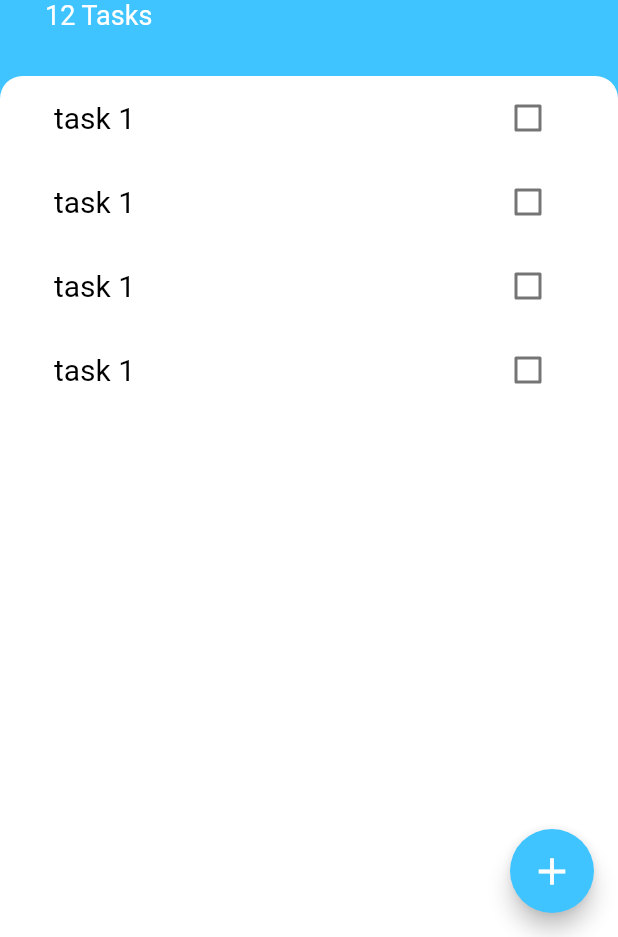
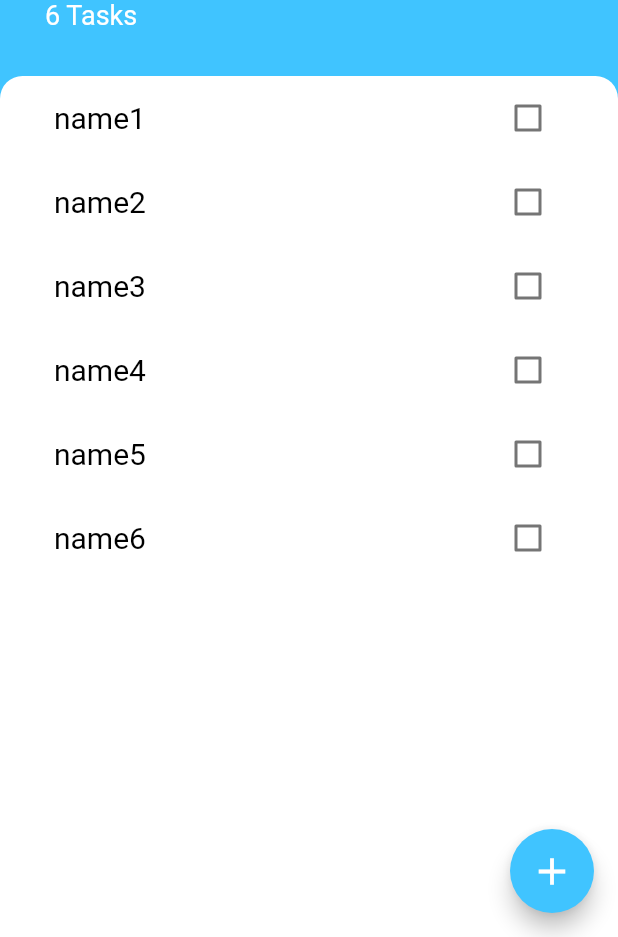
Before and after one commit to lukiszp/todoey_flutter, a Flutter app: the screen it shows after launch, on a phone screen of 412 x 824 dp, the part 299-1236 px from its top. Run offline on Flutter 3.47's test engine with Material 2 defaults, Android fonts, the phone set to English and light mode, and no system bars.

Commit message:
added provider package

```diff
--- a/lib/constant.dart
+++ b/lib/constant.dart
@@ -2,6 +2,7 @@ import 'package:flutter/material.dart';
 
 const kMainAccentColor = Colors.lightBlueAccent;
 const kMainBackgroundColor = Colors.white;
+const kMainTextColor = Colors.black;
 
 const mainAppTextStyle = TextStyle(
   color: kMainBackgroundColor,
@@ -17,9 +18,6 @@ const mainBoxDecoration = BoxDecoration(
   ),
 );
 
-const kListTextStyle = TextStyle(color: Colors.black, fontSize: 20);
+const kListTextStyle = TextStyle(color: kMainTextColor, fontSize: 20);
 
-const kAddTaskTextStyle =
-    TextStyle(color: Colors.lightBlueAccent, fontSize: 30);
-
-// const kAddButtonStyle = ;
+const kAddTaskTextStyle = TextStyle(color: kMainAccentColor, fontSize: 30);
--- a/lib/main.dart
+++ b/lib/main.dart
@@ -1,4 +1,6 @@
 import 'package:flutter/material.dart';
+import 'package:provider/provider.dart';
+import 'package:todoey_flutter/models/task_data.dart';
 import 'screens/tasks_screen.dart';
 
 void main() => runApp(const MyApp());
@@ -8,8 +10,11 @@ class MyApp extends StatelessWidget {
 
   @override
   Widget build(BuildContext context) {
-    return Material(
-      child: TasksScreen(),
+    return ChangeNotifierProvider(
+      create: (_)=> TaskData(),
+      child: const MaterialApp(
+        home: TasksScreen(),
+      ),
     );
   }
 }
--- /dev/null
+++ b/lib/models/task.dart
@@ -0,0 +1,9 @@
+class Task {
+  Task({required this.name, this.isDone = false});
+  final String name;
+  bool isDone;
+
+  // void toggleDone() {
+  //   isDone = !isDone;
+  // }
+}
--- /dev/null
+++ b/lib/models/task_data.dart
@@ -0,0 +1,24 @@
+import 'package:flutter/material.dart';
+import 'task.dart';
+
+class TaskData extends ChangeNotifier{
+
+  List<Task> tasks = [
+    Task(name: 'name1'),
+    Task(name: 'name2'),
+    Task(name: 'name3'),
+    Task(name: 'name4'),
+    Task(name: 'name5'),
+    Task(name: 'name6'),
+  ];
+
+  void addTask(String data){
+    tasks.add(Task(name: data));
+    notifyListeners();
+  }
+
+  //   void toggleDone() {
+  //   isDone = !isDone;
+  // }
+
+}
--- a/lib/screens/add_task_screen.dart
+++ b/lib/screens/add_task_screen.dart
@@ -2,7 +2,13 @@ import 'package:flutter/material.dart';
 import '../constant.dart';
 
 class AddTaskScreen extends StatelessWidget {
-  const AddTaskScreen({super.key});
+  AddTaskScreen({
+    super.key,
+    required this.addTaskCallback,
+  });
+
+  String newTaskTitle = '';
+  final Function addTaskCallback;
 
   @override
   Widget build(BuildContext context) {
@@ -10,7 +16,7 @@ class AddTaskScreen extends StatelessWidget {
       color: const Color(0xFF757575),
       child: Container(
         decoration: const BoxDecoration(
-            color: Colors.white,
+            color: kMainBackgroundColor,
             borderRadius: BorderRadius.only(
               topLeft: Radius.circular(20),
               topRight: Radius.circular(20),
@@ -26,6 +32,9 @@ class AddTaskScreen extends StatelessWidget {
               TextField(
                 autofocus: true,
                 textAlign: TextAlign.center,
+                onChanged: (value) {
+                  newTaskTitle = value;
+                },
               ),
               const SizedBox(
                 height: 20,
@@ -35,8 +44,10 @@ class AddTaskScreen extends StatelessWidget {
                 height: 45,
                 child: ElevatedButton(
                   style: ElevatedButton.styleFrom(
-                      backgroundColor: Colors.lightBlueAccent),
-                  onPressed: () {},
+                      backgroundColor: kMainAccentColor),
+                  onPressed: () {
+                    addTaskCallback(newTaskTitle);
+                  },
                   child: const Text(
                     'Add',
                     style: TextStyle(fontSize: 20),
--- a/lib/screens/tasks_screen.dart
+++ b/lib/screens/tasks_screen.dart
@@ -1,10 +1,12 @@
 import 'package:flutter/material.dart';
+import 'package:todoey_flutter/models/task_data.dart';
 import 'package:todoey_flutter/widgets/tasks_list.dart';
 import '../constant.dart';
 import 'add_task_screen.dart';
+import 'package:provider/provider.dart';
 
 class TasksScreen extends StatelessWidget {
-  TasksScreen({super.key});
+  const TasksScreen({super.key});
 
   @override
   Widget build(BuildContext context) {
@@ -19,17 +21,17 @@ class TasksScreen extends StatelessWidget {
                   top: 60, bottom: 30, left: 30, right: 30),
               child: Column(
                 crossAxisAlignment: CrossAxisAlignment.start,
-                children: const [
-                  CircleAvatar(
+                children: [
+                  const CircleAvatar(
                     backgroundColor: kMainBackgroundColor,
                     radius: 35,
                     child: Icon(Icons.list, size: 50, color: kMainAccentColor),
                   ),
-                  SizedBox(height: 10),
-                  Text('Todoey', style: mainAppTextStyle),
-                  Text('12 Tasks',
-                      style:
-                          TextStyle(color: kMainBackgroundColor, fontSize: 18)),
+                  const SizedBox(height: 10),
+                  const Text('Todoey', style: mainAppTextStyle),
+                  Text('${Provider.of<TaskData>(context).tasks.length} Tasks',
+                      style: const TextStyle(
+                          color: kMainBackgroundColor, fontSize: 18)),
                 ],
               ),
             ),
@@ -52,7 +54,12 @@ class TasksScreen extends StatelessWidget {
                           child: Container(
                         padding: EdgeInsets.only(
                             bottom: MediaQuery.of(context).viewInsets.bottom),
-                        child: AddTaskScreen(),
+                        child: AddTaskScreen(
+                          addTaskCallback: (newTaskTitle) {
+                              Provider.of<TaskData>(context, listen: false).addTask(newTaskTitle);
+                            Navigator.pop(context);
+                          },
+                        ),
                       )));
             },
             backgroundColor: kMainAccentColor,
--- a/lib/widgets/task_tile.dart
+++ b/lib/widgets/task_tile.dart
@@ -4,19 +4,30 @@ import '../constant.dart';
 class TaskTile extends StatelessWidget {
   const TaskTile({
     super.key,
+    required this.taskTitle,
+    required this.isChecked,
+    required this.checkboxCallback,
   });
+
+  final bool isChecked;
+  final String taskTitle;
+  final Function checkboxCallback;
 
   @override
   Widget build(BuildContext context) {
     return ListTile(
       title: Text(
-        'task 1',
-        style: kListTextStyle,
+        taskTitle,
+        style: TextStyle(
+            color: kMainTextColor,
+            fontSize: 20,
+            decoration: isChecked ? TextDecoration.lineThrough : null),
       ),
       trailing: Checkbox(
-        value: false,
-        onChanged: (value) {
-          value = !value!;
+        activeColor: kMainAccentColor,
+        value: isChecked,
+        onChanged: (newValue) {
+          checkboxCallback();
         },
       ),
     );
--- a/lib/widgets/tasks_list.dart
+++ b/lib/widgets/tasks_list.dart
@@ -1,20 +1,25 @@
 import 'package:flutter/material.dart';
 import 'package:todoey_flutter/widgets/task_tile.dart';
+import 'package:provider/provider.dart';
+import '../models/task_data.dart';
 
 class TasksList extends StatelessWidget {
-  const TasksList({
-    super.key,
-  });
+  const TasksList({super.key});
 
   @override
   Widget build(BuildContext context) {
-    return ListView(
-      children: [
-        TaskTile(),
-        TaskTile(),
-        TaskTile(),
-        TaskTile(),
-      ],
+    return ListView.builder(
+      itemBuilder: (context, index) {
+        return TaskTile(
+            taskTitle: Provider.of<TaskData>(context).tasks[index].name,
+            isChecked: Provider.of<TaskData>(context).tasks[index].isDone,
+            checkboxCallback: () {
+              // setState(() {
+                // Provider.of<TaskData>(context).tasks[index].toggleDone();
+              // });
+            });
+      },
+      itemCount: Provider.of<TaskData>(context).tasks.length,
     );
   }
 }
--- a/pubspec.yaml
+++ b/pubspec.yaml
@@ -35,6 +35,7 @@ dependencies:
   # The following adds the Cupertino Icons font to your application.
   # Use with the CupertinoIcons class for iOS style icons.
   cupertino_icons: ^1.0.2
+  provider: ^6.0.5
 
 dev_dependencies:
   flutter_test:
```
Also changed, not shown: pubspec.lock.
